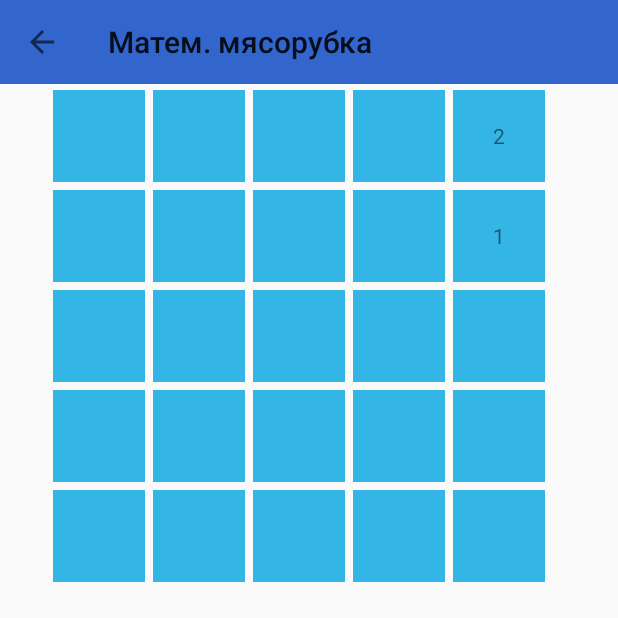
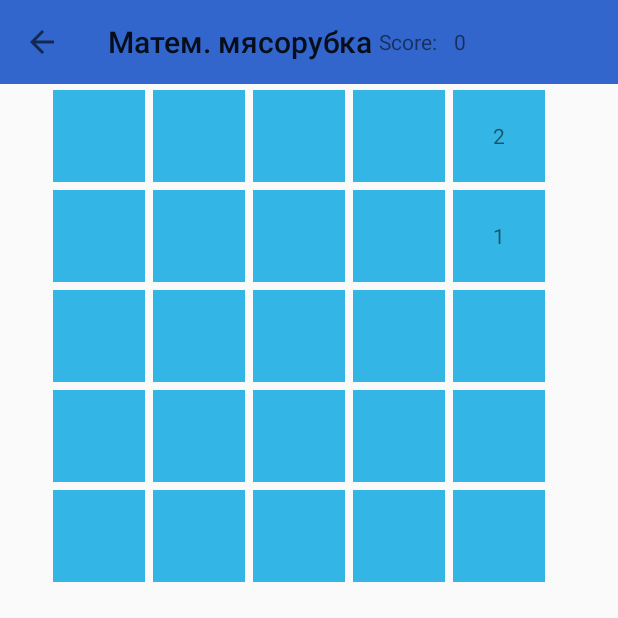
Before and after one commit to Pcux/Project, an Android app: the MathMincerActivity screen opened directly, with no data from a screen before it, on a phone screen of 412 x 824 dp, the top half of it. Run offline under Robolectric (Android 15) with nearby library versions, the phone set to English and light mode, and no system bars; libraries missing offline, so code that uses them is left out: com.github.nkzawa.emitter, com.github.nkzawa.socketio; 2 statements that could not run were skipped.

Commit message:
Added a score to the actionbar

```diff
--- a/app/src/main/java/com/example/belka/progaosnova/GameFieldView.java
+++ b/app/src/main/java/com/example/belka/progaosnova/GameFieldView.java
@@ -11,6 +11,7 @@ import android.view.animation.AlphaAnimation;
 import android.view.animation.AnimationSet;
 import android.view.animation.Interpolator;
 import android.widget.GridLayout;
+import android.widget.TextView;
 import android.widget.Toast;
 
 import com.github.nkzawa.emitter.Emitter;
@@ -27,8 +28,17 @@ public class GameFieldView extends GridLayout{
 
 
     public List<List<GameCellView>> cells= new ArrayList<>();
+    AnimationSet as1;
+    Context ctxt;
+    //Socket socket;
+    Integer nplayers;
+    Integer nplayer;
+    Callback callback;
+    Integer state=0;
+    Integer p=100;
+    Random r= new Random();
+    Integer lastid=0;
     private int spaceBetweenCells = 0;
-
     // обязательно нужно реализовать как минимум 3 конструктора для кастомных вьюх
     public GameFieldView(Context context) {
         super(context);
@@ -39,13 +49,11 @@ public class GameFieldView extends GridLayout{
         super(context, attrs);
         ctxt=context;
     }
-
     public GameFieldView(Context context, AttributeSet attrs, int defStyleAttr) {
         super(context, attrs, defStyleAttr);
         ctxt=context;
     }
-    AnimationSet as1;
-    Context ctxt;
+
     public void SetAnimations(){
         //as1= new AnimationSet(true);
         //as1.setInterpolator(new AccelerateDecelerateInterpolator());
@@ -54,10 +62,7 @@ public class GameFieldView extends GridLayout{
         //aa.setBackgroundColor(getResources().getColor(android.R.color.holo_red_light));
         //as1.addAnimation(aa);
     }
-    //Socket socket;
-    Integer nplayers;
-    Integer nplayer;
-    Callback callback;
+
     public void init(final Callback callback, final Integer nplayers, Integer nplayer) {
         setAlignmentMode(GridLayout.ALIGN_BOUNDS);
         this.callback=callback;
@@ -164,6 +169,7 @@ public class GameFieldView extends GridLayout{
     public void setRowCount(int rowCount) {
         // переопределяем этот метод, чтобы нельзя было задать кол-во строк
     }
+
     public String encode() {
         String result="";
         for (int i=0; i<getRowCount();i++)
@@ -173,6 +179,7 @@ public class GameFieldView extends GridLayout{
             }
         return result;
     }
+
     @Override
     public void setColumnCount(int columnCount) {
         // переопределяем этот метод, чтобы нельзя было задать кол-во столбцов
@@ -195,23 +202,23 @@ public class GameFieldView extends GridLayout{
         spaceBetweenCells = space;
     }
 
-
-
-    Integer state=0;
-    Integer p=1;
     public void setstate(int state){
         this.state=state;
     }
+
     public void setpoints(int points){
         if (state!=1)
         this.p=points;
     }
+
     public int getstate(){
         return state;
     }
+
     public int getpoints(){
         return p;
     }
+
     boolean ShowOptionsFor(Integer id,Integer points){
         if(cells.get(id/10).get(id%10).getText().toString().equals(((Integer)nplayer).toString())){
         for (int i=0;i<getRowCount();i++)
@@ -242,8 +249,9 @@ public class GameFieldView extends GridLayout{
                 }
             }
     }
-    Random r= new Random();
+
     void Respawn(Integer id){
+
         boolean bol=true;
         int x=0;
         int y=0;
@@ -253,23 +261,31 @@ public class GameFieldView extends GridLayout{
             if (cells.get(x).get(y).getText().equals("")){cells.get(x).get(y).setText(cells.get(id/10).get(id%10).getText()); bol=false;}
         }
     }
+
     boolean CanMove(Integer id1,Integer id2,Integer p){
         return ((Math.abs(id1/10-id2/10)+Math.abs(id1%10-id2%10)<=p)&&(!(id1.equals(id2))));
     }
+
     Integer MoveTo(Integer id1,Integer id2, Integer p){
         String text=cells.get(id1/10).get(id1%10).getText().toString();
         if (!cells.get(id2/10).get(id2%10).getText().toString().equals("")){
+            if (cells.get(id1 / 10).get(id1 % 10).getText().toString().equals(nplayer.toString())) {
+                    callback.upTheScore();
+
+//                ((TextView)findViewById(R.id.Score)).setText(((Integer)(Integer.valueOf(((TextView) findViewById(R.id.Score)).getText().toString().charAt(0))+1)).toString());
+            }
             Respawn(id2);
         }
         cells.get(id1/10).get(id1%10).setText("");
         cells.get(id2/10).get(id2%10).setText(text);
         return p-(Math.abs(id1/10-id2/10)+Math.abs(id1%10-id2%10));
     }
+
     boolean CheckFishka(Integer id1){
         return !cells.get(id1/10).get(id1%10).getText().toString().equals("");
     }
-    Integer lastid=0;
     interface Callback{
         public void emits(String gameFieldState );
+        public void upTheScore();
     }
 }
--- a/app/src/main/java/com/example/belka/progaosnova/MathMincerActivity.java
+++ b/app/src/main/java/com/example/belka/progaosnova/MathMincerActivity.java
@@ -29,7 +29,7 @@ import java.util.Random;
 public class MathMincerActivity extends AppCompatActivity implements View.OnClickListener, QuestionView.Callback{
 
     int nplayers=2;
-    Integer nplayer=0;
+    Integer nplayer=1;
     EditText editText;
     int num = 0;
     QuestionView questionView;
@@ -45,9 +45,21 @@ public class MathMincerActivity extends AppCompatActivity implements View.OnClic
         public void emits(String gameFieldState) {
             socket.emit("message",MathMincerActivity.this.namePlayer,gameFieldState);
         }
+
+        @Override
+        public void upTheScore() {
+            TextView txtv = findViewById(R.id.Score);
+            Integer val =(Integer.valueOf((txtv).getText().toString()
+            ));
+            txtv.setText(new Integer(val+1).toString());
+        }
     };
 
     GameFieldView grid;
+    int n=0;
+    int l=2;
+    boolean problemsEnd = true;
+boolean bol=false;
 
     /*MyGestureDetectorCompat gd;
     MyOnGestureListener gl;*/
@@ -211,9 +223,6 @@ public class MathMincerActivity extends AppCompatActivity implements View.OnClic
 
         }
     }
-    int n=0;
-    int l=2;
-    boolean problemsEnd = true;
 
     @Override
     public void checkAnswer(Integer num, String ans) {
@@ -242,7 +251,7 @@ public class MathMincerActivity extends AppCompatActivity implements View.OnClic
             socket.emit("message",namePlayer,"ProblemsOffTheEndGame");
         }
     }
-boolean bol=false;
+
     public void randomListProblems() {
         Random rand = new Random();
         for (int i=0;i<16;i++) {
--- a/app/src/main/res/layout/activity_math_mincer.xml
+++ b/app/src/main/res/layout/activity_math_mincer.xml
@@ -19,6 +19,21 @@
             android:layout_height="wrap_content"
             android:layout_width="match_parent"
             android:background="#3366CC">
+            <TextView
+                android:layout_marginLeft="10dp"
+                android:layout_width="wrap_content"
+                android:layout_height="wrap_content"
+                android:text="Score: "
+                android:id="@+id/notScore">
+            </TextView>
+
+            <TextView
+                android:layout_marginLeft="10dp"
+                android:layout_width="wrap_content"
+                android:layout_height="wrap_content"
+                android:text="0"
+                android:id="@+id/Score">
+            </TextView>
             <!--<TextView-->
             <!--android:id="@+id/back"-->
             <!--android:layout_width="40dp"-->
@@ -50,7 +65,7 @@
         <com.example.belka.progaosnova.ScoreActivity
             android:layout_width="match_parent"
             android:layout_height="match_parent"
-            android:id="@+id/Score">
+            android:id="@+id/Scoreactiv">
 
         </com.example.belka.progaosnova.ScoreActivity>
         <com.example.belka.progaosnova.GameFieldView
```
